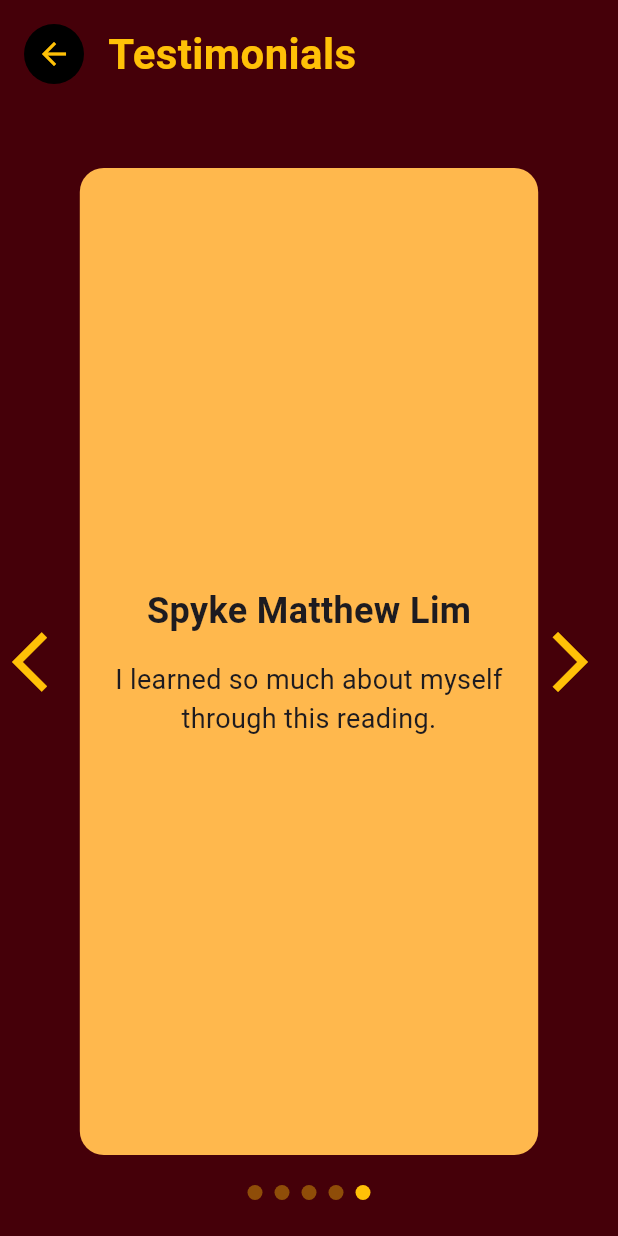
After one commit to DaMasterofPuppets/Mob_Prog, a Flutter app: the TestimonialsPage screen opened directly, swiped to page 5, on a phone screen of 412 x 824 dp. The commit adds this screen. Run offline on Flutter 3.47's test engine with Material 3 defaults, Android fonts, the phone set to English and light mode, and no system bars; Roboto replaces fonts that are missing (PlayfairDisplay).

Commit message:
fonts, testimonials

```diff
--- a/lib/Dashboard.dart
+++ b/lib/Dashboard.dart
@@ -1,4 +1,9 @@
 import 'package:flutter/material.dart';
+<<<<<<< Updated upstream
+=======
+import 'the_reader.dart';
+import 'testimonials.dart';
+>>>>>>> Stashed changes
 
 class Dashboard extends StatelessWidget
 {
@@ -19,6 +24,7 @@ class Dashboard extends StatelessWidget
   {
     return Scaffold(
       backgroundColor: backgroundColor,
+<<<<<<< Updated upstream
 appBar: AppBar(
   backgroundColor: backgroundColor,
   elevation: 0,
@@ -49,6 +55,38 @@ body: Padding(
     ],
   ),
 ),
+=======
+      appBar: AppBar(
+        backgroundColor: backgroundColor,
+        elevation: 0,
+        leading: Navigator.canPop(context)
+            ? Padding(
+                padding: const EdgeInsets.only(left: 12.0),
+                child: CircleAvatar(
+                  backgroundColor: Colors.black,
+                  child: IconButton(
+                    icon: const Icon(Icons.arrow_back, color: Colors.amber),
+                    onPressed: () => Navigator.pop(context),
+                  ),
+                ),
+              )
+            : null,
+      ),
+      body: Padding(
+        padding: const EdgeInsets.all(20.0),
+        child: GridView.count(
+          crossAxisCount: 2,
+          crossAxisSpacing: 20,
+          mainAxisSpacing: 20,
+          children: [
+            imageButton(context, 'assets/TheAppointments.png', const PageOne()),
+            imageButton(context, 'assets/ThePackages.png', const PageTwo()),
+            imageButton(context, 'assets/TheReader.png', const ReaderPage()),
+            imageButton(context, 'assets/TheTestimonies.png', const TestimonialsPage()),
+          ],
+        ),
+      ),
+>>>>>>> Stashed changes
     );
   }
 
@@ -65,7 +103,11 @@ body: Padding(
   }
 }
 
+<<<<<<< Updated upstream
 //PLACE HOLDERS WHEN BUTTONS ARE PRESSED
+=======
+// PLACEHOLDERS FOR OTHER PAGES
+>>>>>>> Stashed changes
 class PageOne extends StatelessWidget {
   const PageOne({super.key});
 
@@ -80,6 +122,7 @@ class PageTwo extends StatelessWidget {
   Widget build(BuildContext context) => const _SimplePage(title: 'The Packages');
 }
 
+<<<<<<< Updated upstream
 class PageThree extends StatelessWidget {
   const PageThree({super.key});
 
@@ -87,6 +130,8 @@ class PageThree extends StatelessWidget {
   Widget build(BuildContext context) => const _SimplePage(title: 'The Reader');
 }
 
+=======
+>>>>>>> Stashed changes
 class PageFour extends StatelessWidget {
   const PageFour({super.key});
 
--- /dev/null
+++ b/lib/testimonials.dart
@@ -0,0 +1,204 @@
+import 'package:flutter/material.dart';
+
+class TestimonialsPage extends StatefulWidget {
+  const TestimonialsPage({super.key});
+
+  @override
+  State<TestimonialsPage> createState() => _TestimonialsPageState();
+}
+
+class _TestimonialsPageState extends State<TestimonialsPage> {
+  final PageController _pageController = PageController(viewportFraction: 0.8);
+  int _currentIndex = 0;
+
+  final List<Map<String, String>> testimonials = [
+    {
+      'name': 'Ava Suarez',
+      'desc': 'Came to tarot reading and it was an amazing experience.'
+    },
+    {
+      'name': 'Samantha Canlas',
+      'desc': 'The app just made tarot reading easier.'
+    },
+    {
+      'name': 'Paul John Torral',
+      'desc': 'The staff were so friendly and accommodating.'
+    },
+    {
+      'name': 'Kristel Timtim',
+      'desc': 'Highly recommended for beginners.'
+    },
+    {
+      'name': 'Spyke Matthew Lim',
+      'desc': 'I learned so much about myself through this reading.'
+    },
+  ];
+
+  void _previousPage() {
+    if (_currentIndex > 0) {
+      _pageController.previousPage(duration: const Duration(milliseconds: 300), curve: Curves.ease);
+    }
+  }
+
+  void _nextPage() {
+    if (_currentIndex < testimonials.length - 1) {
+      _pageController.nextPage(duration: const Duration(milliseconds: 300), curve: Curves.ease);
+    }
+  }
+
+  @override
+  void dispose() {
+    _pageController.dispose();
+    super.dispose();
+  }
+
+  @override
+  Widget build(BuildContext context) {
+    return Scaffold(
+      backgroundColor: const Color(0xFF450009),
+      body: SafeArea(
+        child: Column(
+          crossAxisAlignment: CrossAxisAlignment.start,
+          children: [
+            // Back button and title
+            Padding(
+              padding: const EdgeInsets.all(16.0),
+              child: Row(
+                children: [
+                  CircleAvatar(
+                    backgroundColor: Colors.black,
+                    child: IconButton(
+                      icon: const Icon(Icons.arrow_back, color: Colors.amber),
+                      onPressed: () => Navigator.pop(context),
+                    ),
+                  ),
+                  const SizedBox(width: 16),
+                  const Text(
+                    'Testimonials',
+                    style: TextStyle(
+                      fontSize: 28,
+                      fontWeight: FontWeight.bold,
+                      color: Colors.amber,
+                      fontFamily: 'PlayfairDisplay',
+                    ),
+                  ),
+                ],
+              ),
+            ),
+
+            const SizedBox(height: 20),
+
+            Expanded(
+              child: Stack(
+                children: [
+                  PageView.builder(
+                    controller: _pageController,
+                    itemCount: testimonials.length,
+                    onPageChanged: (index) {
+                      setState(() => _currentIndex = index);
+                    },
+                    itemBuilder: (context, index) {
+                      final item = testimonials[index];
+                      return AnimatedBuilder(
+                        animation: _pageController,
+                        builder: (context, child) {
+                          double scale = 1.0;
+                          if (_pageController.position.haveDimensions) {
+                            scale = (_pageController.page! - index).abs();
+                            scale = (1 - (scale * 0.3)).clamp(0.8, 1.0);
+                          }
+                          return Transform.scale(
+                            scale: scale,
+                            child: Container(
+                              margin: const EdgeInsets.symmetric(horizontal: 12, vertical: 20),
+                              padding: const EdgeInsets.all(20),
+                              decoration: BoxDecoration(
+                                color: const Color(0xFFFFB84D),
+                                borderRadius: BorderRadius.circular(16),
+                              ),
+                              child: Column(
+                                mainAxisAlignment: MainAxisAlignment.center,
+                                children: [
+                                  Text(
+                                    item['name']!,
+                                    style: const TextStyle(
+                                      fontSize: 24,
+                                      fontWeight: FontWeight.bold,
+                                      fontFamily: 'PlayfairDisplay',
+                                    ),
+                                  ),
+                                  const SizedBox(height: 16),
+                                  Text(
+                                    item['desc']!,
+                                    textAlign: TextAlign.center,
+                                    style: const TextStyle(
+                                      fontSize: 18,
+                                      fontFamily: 'PlayfairDisplay',
+                                    ),
+                                  ),
+                                ],
+                              ),
+                            ),
+                          );
+                        },
+                      );
+                    },
+                  ),
+
+                  // Left arrow
+                  Positioned(
+                    left: 0,
+                    top: 0,
+                    bottom: 0,
+                    child: Center(
+                      child: IconButton(
+                        iconSize: 48,
+                        icon: const Icon(Icons.arrow_back_ios, color: Colors.amber),
+                        onPressed: _previousPage,
+                      ),
+                    ),
+                  ),
+
+                  // Right arrow
+                  Positioned(
+                    right: 0,
+                    top: 0,
+                    bottom: 0,
+                    child: Center(
+                      child: IconButton(
+                        iconSize: 48,
+                        icon: const Icon(Icons.arrow_forward_ios, color: Colors.amber),
+                        onPressed: _nextPage,
+                      ),
+                    ),
+                  ),
+                ],
+              ),
+            ),
+
+            // Dots indicator
+            Padding(
+              padding: const EdgeInsets.only(bottom: 24),
+              child: Row(
+                mainAxisAlignment: MainAxisAlignment.center,
+                children: testimonials.asMap().entries.map((entry) {
+                  return Container(
+                    width: 10,
+                    height: 10,
+                    margin: const EdgeInsets.symmetric(horizontal: 4),
+                    decoration: BoxDecoration(
+                      shape: BoxShape.circle,
+                      color: _currentIndex == entry.key
+                          ? Colors.amber
+                          : Colors.amber.withOpacity(0.4),
+                    ),
+                  );
+                }).toList(),
+              ),
+            ),
+          ],
+        ),
+      ),
+    );
+  }
+}
```
Also changed, not shown: pubspec.yaml (+14 -4 lines), assets/fonts/LuxuriousScript-Regular.ttf (added), assets/fonts/PlayfairDisplay-Black.ttf (added), assets/fonts/PlayfairDisplay-BlackItalic.ttf (added), assets/fonts/PlayfairDisplay-Bold.ttf (added), assets/fonts/PlayfairDisplay-BoldItalic.ttf (added), assets/fonts/PlayfairDisplay-Regular.ttf (added), assets/testimonialsbanner.jpeg (added).
